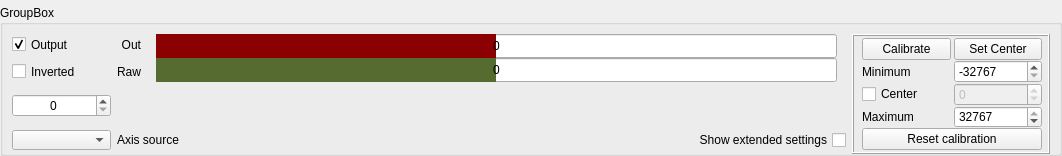
First picture: the form in widgets/axes.ui, repository FreeJoy-Team/FreeJoyConfiguratorQt, before the edit.
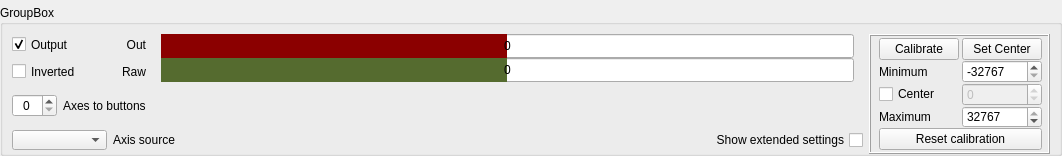
Second picture: the form after the edit. Custom widgets are drawn as their Qt base class.

```diff
--- a/widgets/axes.ui
+++ b/widgets/axes.ui
@@ -46,14 +46,36 @@
      <property name="title">
       <string>GroupBox</string>
      </property>
-     <layout class="QGridLayout" name="gridLayout_2" rowstretch="1,0,0,0" columnstretch="1,0,1,6,2" columnminimumwidth="95,0,0,0,0">
+     <layout class="QGridLayout" name="gridLayout_2" rowstretch="1,0,0,0" columnstretch="0,0,0,6,2,0" columnminimumwidth="0,0,0,0,0,0">
       <property name="bottomMargin">
        <number>3</number>
       </property>
       <property name="spacing">
        <number>6</number>
       </property>
-      <item row="0" column="4" rowspan="4">
+      <item row="3" column="4">
+       <widget class="QCheckBox" name="checkBox_ShowExtend">
+        <property name="sizePolicy">
+         <sizepolicy hsizetype="Minimum" vsizetype="Fixed">
+          <horstretch>0</horstretch>
+          <verstretch>0</verstretch>
+         </sizepolicy>
+        </property>
+        <property name="minimumSize">
+         <size>
+          <width>0</width>
+          <height>17</height>
+         </size>
+        </property>
+        <property name="layoutDirection">
+         <enum>Qt::RightToLeft</enum>
+        </property>
+        <property name="text">
+         <string>Show extended settings</string>
+        </property>
+       </widget>
+      </item>
+      <item row="0" column="5" rowspan="4">
        <widget class="QFrame" name="frame_4">
         <property name="minimumSize">
          <size>
@@ -201,86 +223,7 @@
         </layout>
        </widget>
       </item>
-      <item row="3" column="0">
-       <widget class="QComboBox" name="comboBox_AxisSource1">
-        <property name="sizePolicy">
-         <sizepolicy hsizetype="Minimum" vsizetype="Minimum">
-          <horstretch>0</horstretch>
-          <verstretch>0</verstretch>
-         </sizepolicy>
-        </property>
-        <property name="minimumSize">
-         <size>
-          <width>0</width>
-          <height>20</height>
-         </size>
-        </property>
-       </widget>
-      </item>
-      <item row="2" column="0">
-       <widget class="QSpinBox" name="spinBox_A2bCount">
-        <property name="sizePolicy">
-         <sizepolicy hsizetype="Minimum" vsizetype="Fixed">
-          <horstretch>0</horstretch>
-          <verstretch>0</verstretch>
-         </sizepolicy>
-        </property>
-        <property name="minimumSize">
-         <size>
-          <width>45</width>
-          <height>20</height>
-         </size>
-        </property>
-        <property name="alignment">
-         <set>Qt::AlignCenter</set>
-        </property>
-        <property name="maximum">
-         <number>12</number>
-        </property>
-       </widget>
-      </item>
-      <item row="1" column="1">
-       <widget class="QLabel" name="label_2">
-        <property name="sizePolicy">
-         <sizepolicy hsizetype="Preferred" vsizetype="Preferred">
-          <horstretch>0</horstretch>
-          <verstretch>0</verstretch>
-         </sizepolicy>
-        </property>
-        <property name="minimumSize">
-         <size>
-          <width>0</width>
-          <height>21</height>
-         </size>
-        </property>
-        <property name="text">
-         <string>Raw</string>
-        </property>
-        <property name="alignment">
-         <set>Qt::AlignRight|Qt::AlignTrailing|Qt::AlignVCenter</set>
-        </property>
-       </widget>
-      </item>
-      <item row="1" column="0">
-       <widget class="QCheckBox" name="checkBox_Inverted">
-        <property name="sizePolicy">
-         <sizepolicy hsizetype="Minimum" vsizetype="Preferred">
-          <horstretch>0</horstretch>
-          <verstretch>0</verstretch>
-         </sizepolicy>
-        </property>
-        <property name="minimumSize">
-         <size>
-          <width>0</width>
-          <height>21</height>
-         </size>
-        </property>
-        <property name="text">
-         <string>Inverted</string>
-        </property>
-       </widget>
-      </item>
-      <item row="2" column="2" colspan="2">
+      <item row="2" column="3" colspan="2">
        <widget class="AxesToButtonsSlider" name="widget_A2bSlider" native="true">
         <property name="enabled">
          <bool>false</bool>
@@ -293,7 +236,51 @@
         </property>
        </widget>
       </item>
-      <item row="0" column="2" rowspan="2" colspan="2">
+      <item row="1" column="2">
+       <widget class="QLabel" name="label_2">
+        <property name="sizePolicy">
+         <sizepolicy hsizetype="Preferred" vsizetype="Preferred">
+          <horstretch>0</horstretch>
+          <verstretch>0</verstretch>
+         </sizepolicy>
+        </property>
+        <property name="minimumSize">
+         <size>
+          <width>0</width>
+          <height>21</height>
+         </size>
+        </property>
+        <property name="text">
+         <string>Raw</string>
+        </property>
+        <property name="alignment">
+         <set>Qt::AlignRight|Qt::AlignTrailing|Qt::AlignVCenter</set>
+        </property>
+       </widget>
+      </item>
+      <item row="0" column="2">
+       <widget class="QLabel" name="label">
+        <property name="sizePolicy">
+         <sizepolicy hsizetype="Preferred" vsizetype="Preferred">
+          <horstretch>0</horstretch>
+          <verstretch>0</verstretch>
+         </sizepolicy>
+        </property>
+        <property name="minimumSize">
+         <size>
+          <width>0</width>
+          <height>21</height>
+         </size>
+        </property>
+        <property name="text">
+         <string>Out</string>
+        </property>
+        <property name="alignment">
+         <set>Qt::AlignRight|Qt::AlignTrailing|Qt::AlignVCenter</set>
+        </property>
+       </widget>
+      </item>
+      <item row="0" column="3" rowspan="2" colspan="2">
        <layout class="QVBoxLayout" name="verticalLayout_2" stretch="1,1">
         <property name="spacing">
          <number>0</number>
@@ -417,32 +404,10 @@
         </item>
        </layout>
       </item>
-      <item row="3" column="3">
-       <widget class="QCheckBox" name="checkBox_ShowExtend">
+      <item row="1" column="0" colspan="2">
+       <widget class="QCheckBox" name="checkBox_Inverted">
         <property name="sizePolicy">
-         <sizepolicy hsizetype="Minimum" vsizetype="Fixed">
-          <horstretch>0</horstretch>
-          <verstretch>0</verstretch>
-         </sizepolicy>
-        </property>
-        <property name="minimumSize">
-         <size>
-          <width>0</width>
-          <height>17</height>
-         </size>
-        </property>
-        <property name="layoutDirection">
-         <enum>Qt::RightToLeft</enum>
-        </property>
-        <property name="text">
-         <string>Show extended settings</string>
-        </property>
-       </widget>
-      </item>
-      <item row="0" column="1">
-       <widget class="QLabel" name="label">
-        <property name="sizePolicy">
-         <sizepolicy hsizetype="Preferred" vsizetype="Preferred">
+         <sizepolicy hsizetype="Minimum" vsizetype="Preferred">
           <horstretch>0</horstretch>
           <verstretch>0</verstretch>
          </sizepolicy>
@@ -454,14 +419,11 @@
          </size>
         </property>
         <property name="text">
-         <string>Out</string>
-        </property>
-        <property name="alignment">
-         <set>Qt::AlignRight|Qt::AlignTrailing|Qt::AlignVCenter</set>
+         <string>Inverted</string>
         </property>
        </widget>
       </item>
-      <item row="0" column="0">
+      <item row="0" column="0" colspan="2">
        <widget class="QCheckBox" name="checkBox_Output">
         <property name="sizePolicy">
          <sizepolicy hsizetype="Minimum" vsizetype="Preferred">
@@ -483,7 +445,23 @@
         </property>
        </widget>
       </item>
-      <item row="3" column="1" colspan="2">
+      <item row="3" column="0" colspan="2">
+       <widget class="QComboBox" name="comboBox_AxisSource1">
+        <property name="sizePolicy">
+         <sizepolicy hsizetype="Minimum" vsizetype="Minimum">
+          <horstretch>0</horstretch>
+          <verstretch>0</verstretch>
+         </sizepolicy>
+        </property>
+        <property name="minimumSize">
+         <size>
+          <width>95</width>
+          <height>20</height>
+         </size>
+        </property>
+       </widget>
+      </item>
+      <item row="3" column="2" colspan="2">
        <widget class="QLabel" name="text_axisSource">
         <property name="minimumSize">
          <size>
@@ -499,6 +477,35 @@
         </property>
        </widget>
       </item>
+      <item row="2" column="0">
+       <widget class="QSpinBox" name="spinBox_A2bCount">
+        <property name="sizePolicy">
+         <sizepolicy hsizetype="Minimum" vsizetype="Fixed">
+          <horstretch>0</horstretch>
+          <verstretch>0</verstretch>
+         </sizepolicy>
+        </property>
+        <property name="minimumSize">
+         <size>
+          <width>45</width>
+          <height>20</height>
+         </size>
+        </property>
+        <property name="alignment">
+         <set>Qt::AlignCenter</set>
+        </property>
+        <property name="maximum">
+         <number>12</number>
+        </property>
+       </widget>
+      </item>
+      <item row="2" column="1" colspan="2">
+       <widget class="QLabel" name="label_3">
+        <property name="text">
+         <string>Axes to buttons</string>
+        </property>
+       </widget>
+      </item>
      </layout>
     </widget>
    </item>
```
